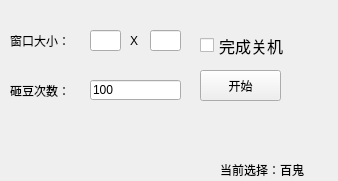
Above: baigui.ui from Best-Ruiwen/yys_cpp before the change. Below: the same form after it.
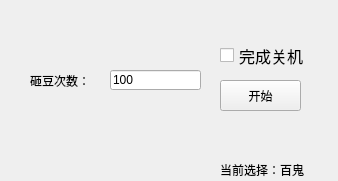
That is the form after the change.

Patch:
```diff
--- a/baigui.ui
+++ b/baigui.ui
@@ -16,37 +16,11 @@
   <property name="styleSheet">
    <string notr="true"/>
   </property>
-  <widget class="QLineEdit" name="ysize">
-   <property name="geometry">
-    <rect>
-     <x>150</x>
-     <y>30</y>
-     <width>31</width>
-     <height>21</height>
-    </rect>
-   </property>
-  </widget>
-  <widget class="QLabel" name="label_2">
-   <property name="geometry">
-    <rect>
-     <x>130</x>
-     <y>30</y>
-     <width>16</width>
-     <height>21</height>
-    </rect>
-   </property>
-   <property name="styleSheet">
-    <string notr="true">font: 11pt &quot;Adobe Devanagari&quot;;</string>
-   </property>
-   <property name="text">
-    <string>X</string>
-   </property>
-  </widget>
   <widget class="QLabel" name="label_4">
    <property name="geometry">
     <rect>
-     <x>10</x>
-     <y>80</y>
+     <x>30</x>
+     <y>70</y>
      <width>81</width>
      <height>21</height>
     </rect>
@@ -61,17 +35,24 @@
   <widget class="QCheckBox" name="checkBox">
    <property name="geometry">
     <rect>
-     <x>200</x>
-     <y>30</y>
+     <x>220</x>
+     <y>40</y>
      <width>91</width>
      <height>31</height>
     </rect>
    </property>
    <property name="font">
     <font>
+     <family>华文宋体</family>
      <pointsize>12</pointsize>
+     <weight>50</weight>
+     <italic>false</italic>
+     <bold>false</bold>
     </font>
    </property>
+   <property name="styleSheet">
+    <string notr="true">font: 12pt &quot;华文宋体&quot;;</string>
+   </property>
    <property name="text">
     <string>完成关机</string>
    </property>
@@ -79,8 +60,8 @@
   <widget class="QLineEdit" name="times">
    <property name="geometry">
     <rect>
-     <x>90</x>
-     <y>80</y>
+     <x>110</x>
+     <y>70</y>
      <width>91</width>
      <height>20</height>
     </rect>
@@ -92,42 +73,19 @@
   <widget class="QPushButton" name="pushButton">
    <property name="geometry">
     <rect>
-     <x>200</x>
-     <y>70</y>
+     <x>220</x>
+     <y>80</y>
      <width>81</width>
      <height>31</height>
     </rect>
    </property>
+   <property name="styleSheet">
+    <string notr="true">font: 10pt &quot;华文宋体&quot;;</string>
+   </property>
    <property name="text">
     <string>开始</string>
    </property>
   </widget>
-  <widget class="QLabel" name="label">
-   <property name="geometry">
-    <rect>
-     <x>10</x>
-     <y>30</y>
-     <width>81</width>
-     <height>21</height>
-    </rect>
-   </property>
-   <property name="styleSheet">
-    <string notr="true">font: 12pt &quot;Adobe Devanagari&quot;;</string>
-   </property>
-   <property name="text">
-    <string>窗口大小：</string>
-   </property>
-  </widget>
-  <widget class="QLineEdit" name="xsize">
-   <property name="geometry">
-    <rect>
-     <x>90</x>
-     <y>30</y>
-     <width>31</width>
-     <height>21</height>
-    </rect>
-   </property>
-  </widget>
   <widget class="QLabel" name="label_3">
    <property name="geometry">
     <rect>
```
Left out of the diff: 5 changed lines with no effect on the pictures.
